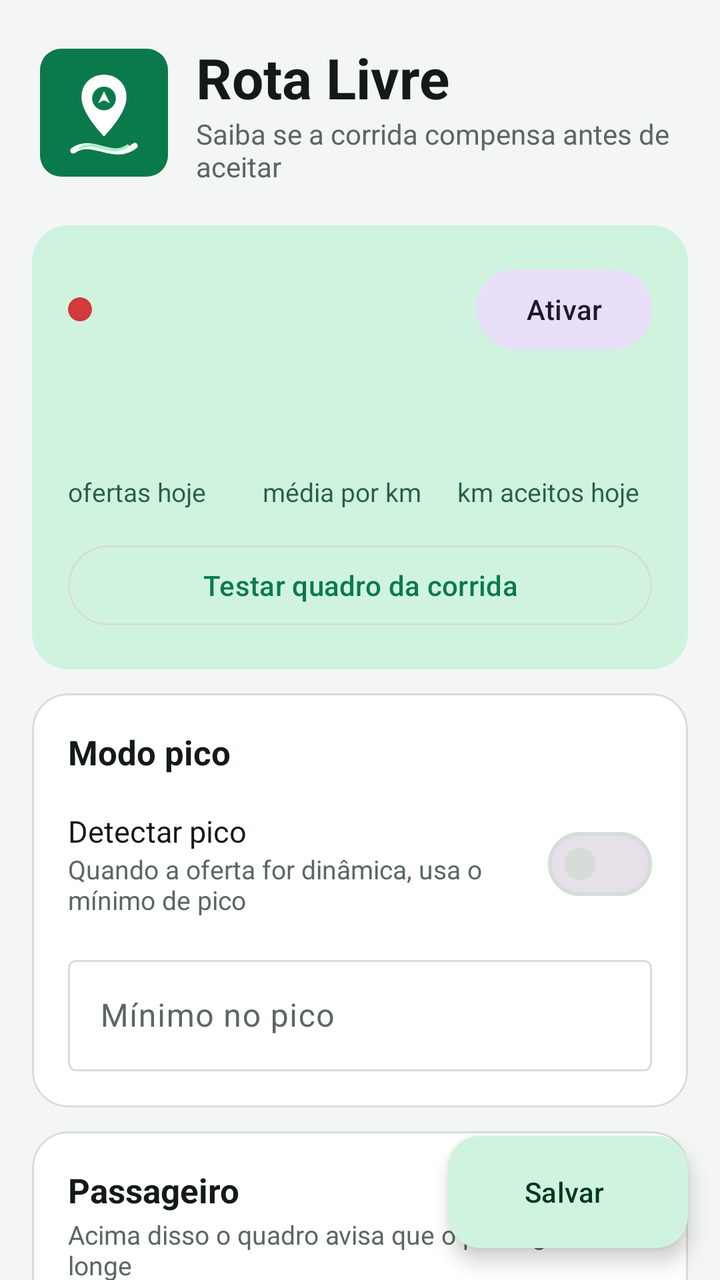
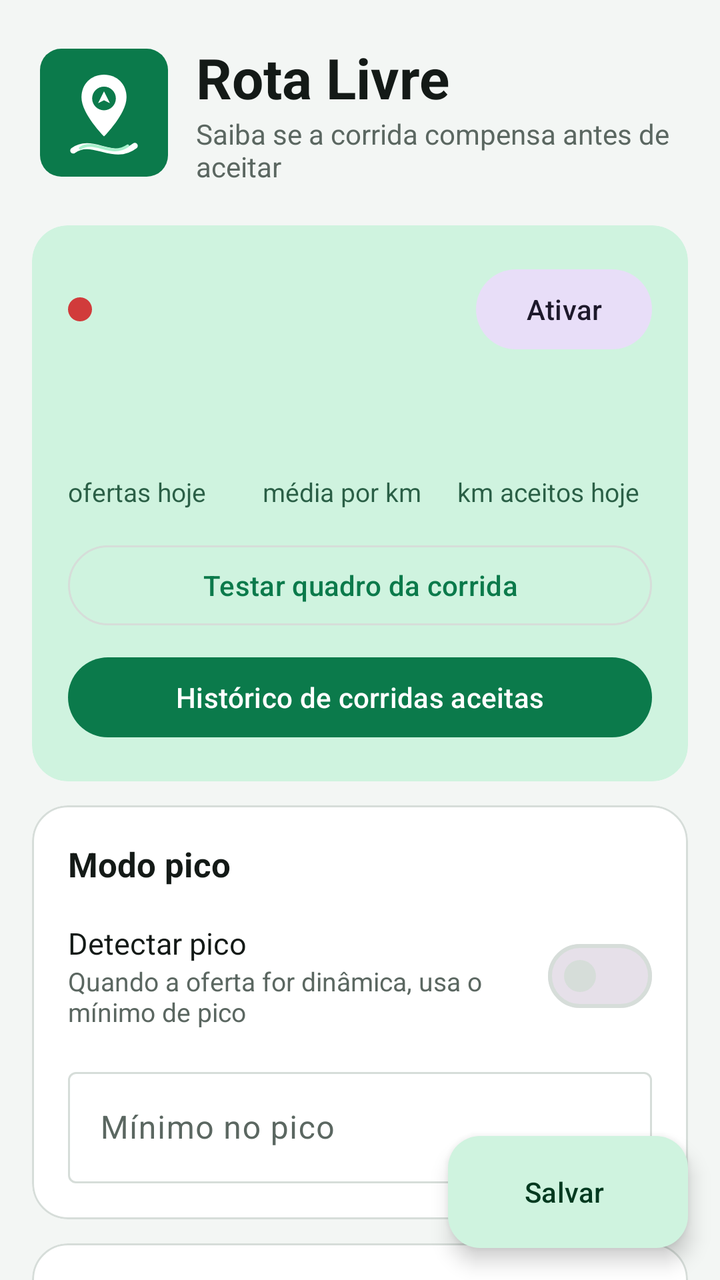

Before-and-after screenshots of an Android layout around one commit, followed by the original layout XML and the change that was made.
<!-- AndroidManifest.xml: application theme Theme.RotaLivre -->
<!-- res/layout/activity_main.xml -->
<?xml version="1.0" encoding="utf-8"?>
<androidx.coordinatorlayout.widget.CoordinatorLayout xmlns:android="http://schemas.android.com/apk/res/android"
    xmlns:app="http://schemas.android.com/apk/res-auto"
    android:layout_width="match_parent" android:layout_height="match_parent" android:background="@color/app_bg">

    <androidx.core.widget.NestedScrollView android:layout_width="match_parent" android:layout_height="match_parent"
        android:fillViewport="true" android:clipToPadding="false" android:paddingBottom="96dp">
        <LinearLayout android:layout_width="match_parent" android:layout_height="wrap_content"
            android:orientation="vertical" android:paddingStart="16dp" android:paddingEnd="16dp" android:paddingTop="8dp">

<LinearLayout android:layout_width="match_parent" android:layout_height="wrap_content" android:orientation="horizontal" android:gravity="center_vertical" android:paddingTop="12dp" android:paddingBottom="20dp" android:paddingStart="4dp">
    <ImageView android:layout_width="64dp" android:layout_height="64dp" android:src="@drawable/logo" android:contentDescription="Logo Rota Livre" />
    <LinearLayout android:layout_width="0dp" android:layout_weight="1" android:layout_height="wrap_content" android:orientation="vertical" android:layout_marginStart="14dp">
        <TextView android:layout_width="wrap_content" android:layout_height="wrap_content" android:text="Rota Livre" android:textSize="28sp" android:textStyle="bold" android:textColor="@color/on_surface" />
        <TextView style="@style/Hint" android:layout_width="wrap_content" android:layout_height="wrap_content" android:text="Saiba se a corrida compensa antes de aceitar" android:textSize="14sp" />
    </LinearLayout>
</LinearLayout>
<com.google.android.material.card.MaterialCardView style="@style/Card"
    android:layout_width="match_parent" android:layout_height="wrap_content" android:layout_marginBottom="12dp"
    app:cardBackgroundColor="@color/brand_container" app:strokeWidth="0dp">
    <LinearLayout android:layout_width="match_parent" android:layout_height="wrap_content" android:orientation="vertical" android:padding="18dp">
        <LinearLayout android:layout_width="match_parent" android:layout_height="wrap_content" android:orientation="horizontal" android:gravity="center_vertical">
            <View android:id="@+id/dot" android:layout_width="12dp" android:layout_height="12dp" android:background="@drawable/dot" />
            <LinearLayout android:layout_width="0dp" android:layout_weight="1" android:layout_height="wrap_content" android:orientation="vertical" android:layout_marginStart="12dp">
                <TextView android:id="@+id/tvStatusTitle" android:layout_width="wrap_content" android:layout_height="wrap_content" android:textSize="16sp" android:textStyle="bold" android:textColor="@color/on_brand_container" />
                <TextView android:id="@+id/tvStatusSub" android:layout_width="wrap_content" android:layout_height="wrap_content" android:textSize="13sp" android:textColor="@color/on_brand_container" android:alpha="0.8" />
            </LinearLayout>
            <com.google.android.material.button.MaterialButton android:id="@+id/btnAccess" style="@style/Widget.Material3.Button.TonalButton"
                android:layout_width="wrap_content" android:layout_height="wrap_content" android:text="Ativar" />
        </LinearLayout>
        <LinearLayout android:layout_width="match_parent" android:layout_height="wrap_content" android:orientation="horizontal" android:layout_marginTop="18dp">
            <LinearLayout android:layout_width="0dp" android:layout_weight="1" android:layout_height="wrap_content" android:orientation="vertical">
                <TextView android:id="@+id/tvCount" android:layout_width="wrap_content" android:layout_height="wrap_content" android:textSize="30sp" android:textStyle="bold" android:textColor="@color/on_brand_container" />
                <TextView android:layout_width="wrap_content" android:layout_height="wrap_content" android:text="ofertas hoje" android:textSize="13sp" android:textColor="@color/on_brand_container" android:alpha="0.8" />
            </LinearLayout>
            <LinearLayout android:layout_width="0dp" android:layout_weight="1" android:layout_height="wrap_content" android:orientation="vertical">
                <TextView android:id="@+id/tvAvg" android:layout_width="wrap_content" android:layout_height="wrap_content" android:textSize="30sp" android:textStyle="bold" android:textColor="@color/on_brand_container" />
                <TextView android:layout_width="wrap_content" android:layout_height="wrap_content" android:text="média por km" android:textSize="13sp" android:textColor="@color/on_brand_container" android:alpha="0.8" />
            </LinearLayout>
            <LinearLayout android:layout_width="0dp" android:layout_weight="1" android:layout_height="wrap_content" android:orientation="vertical">
                <TextView android:id="@+id/tvKm" android:layout_width="wrap_content" android:layout_height="wrap_content" android:textSize="30sp" android:textStyle="bold" android:textColor="@color/on_brand_container" />
                <TextView android:layout_width="wrap_content" android:layout_height="wrap_content" android:text="km aceitos hoje" android:textSize="13sp" android:textColor="@color/on_brand_container" android:alpha="0.8" />
            </LinearLayout>
        </LinearLayout>
        <com.google.android.material.button.MaterialButton android:id="@+id/btnTest" style="@style/Widget.Material3.Button.OutlinedButton"
            android:layout_width="match_parent" android:layout_height="wrap_content" android:layout_marginTop="14dp" android:text="Testar quadro da corrida" />    </LinearLayout>
</com.google.android.material.card.MaterialCardView>
<com.google.android.material.card.MaterialCardView style="@style/Card"
    android:layout_width="match_parent" android:layout_height="wrap_content" android:layout_marginBottom="12dp">
    <LinearLayout android:layout_width="match_parent" android:layout_height="wrap_content"
        android:orientation="vertical" android:padding="18dp">
        <TextView style="@style/SectionTitle" android:layout_width="match_parent" android:layout_height="wrap_content" android:text="Modo pico" />
        
        <LinearLayout android:layout_width="match_parent" android:layout_height="wrap_content" android:orientation="vertical" android:layout_marginTop="12dp">
<LinearLayout android:layout_width="match_parent" android:layout_height="wrap_content"
    android:orientation="horizontal" android:gravity="center_vertical" android:paddingTop="6dp" android:paddingBottom="6dp">
    <LinearLayout android:layout_width="0dp" android:layout_weight="1" android:layout_height="wrap_content" android:orientation="vertical">
        <TextView android:layout_width="wrap_content" android:layout_height="wrap_content" android:text="Detectar pico" android:textSize="15sp" android:textColor="@color/on_surface" />
        <TextView style="@style/Hint" android:layout_width="wrap_content" android:layout_height="wrap_content" android:text="Quando a oferta for dinâmica, usa o mínimo de pico" />
    </LinearLayout>
    <com.google.android.material.materialswitch.MaterialSwitch android:id="@+id/swPicoOn" android:layout_width="wrap_content" android:layout_height="wrap_content" />
</LinearLayout><Space android:layout_width="match_parent" android:layout_height="10dp" /><com.google.android.material.textfield.TextInputLayout
    style="@style/Widget.Material3.TextInputLayout.OutlinedBox"
    android:layout_width="match_parent" android:layout_height="wrap_content" android:hint="Mínimo no pico" app:suffixText="R$/km">
    <com.google.android.material.textfield.TextInputEditText android:id="@+id/etPicoMin"
        android:layout_width="match_parent" android:layout_height="wrap_content"
        android:inputType="numberDecimal" android:gravity="center_vertical" android:maxLines="1" />
</com.google.android.material.textfield.TextInputLayout>
        </LinearLayout>
    </LinearLayout>
</com.google.android.material.card.MaterialCardView>
<com.google.android.material.card.MaterialCardView style="@style/Card"
    android:layout_width="match_parent" android:layout_height="wrap_content" android:layout_marginBottom="12dp">
    <LinearLayout android:layout_width="match_parent" android:layout_height="wrap_content"
        android:orientation="vertical" android:padding="18dp">
        <TextView style="@style/SectionTitle" android:layout_width="match_parent" android:layout_height="wrap_content" android:text="Passageiro" />
        <TextView style="@style/Hint" android:layout_width="match_parent" android:layout_height="wrap_content" android:layout_marginTop="2dp" android:text="Acima disso o quadro avisa que o passageiro está longe" />
        <LinearLayout android:layout_width="match_parent" android:layout_height="wrap_content" android:orientation="vertical" android:layout_marginTop="12dp">
<com.google.android.material.textfield.TextInputLayout
    style="@style/Widget.Material3.TextInputLayout.OutlinedBox"
    android:layout_width="match_parent" android:layout_height="wrap_content" android:hint="Distância máxima até o passageiro" app:suffixText="km">
    <com.google.android.material.textfield.TextInputEditText android:id="@+id/etMaxPickup"
        android:layout_width="match_parent" android:layout_height="wrap_content"
        android:inputType="numberDecimal" android:gravity="center_vertical" android:maxLines="1" />
</com.google.android.material.textfield.TextInputLayout>
        </LinearLayout>
    </LinearLayout>
</com.google.android.material.card.MaterialCardView>
<com.google.android.material.card.MaterialCardView style="@style/Card"
    android:layout_width="match_parent" android:layout_height="wrap_content" android:layout_marginBottom="12dp">
    <LinearLayout android:layout_width="match_parent" android:layout_height="wrap_content"
        android:orientation="vertical" android:padding="18dp">
        <TextView style="@style/SectionTitle" android:layout_width="match_parent" android:layout_height="wrap_content" android:text="Apps de delivery" />
        <TextView style="@style/Hint" android:layout_width="match_parent" android:layout_height="wrap_content" android:layout_marginTop="2dp" android:text="Regras separadas das corridas de passageiro" />
        <LinearLayout android:layout_width="match_parent" android:layout_height="wrap_content" android:orientation="vertical" android:layout_marginTop="12dp">
<LinearLayout android:layout_width="match_parent" android:layout_height="wrap_content"
    android:orientation="horizontal" android:gravity="center_vertical" android:paddingTop="6dp" android:paddingBottom="6dp">
    <LinearLayout android:layout_width="0dp" android:layout_weight="1" android:layout_height="wrap_content" android:orientation="vertical">
        <TextView android:layout_width="wrap_content" android:layout_height="wrap_content" android:text="Ler ofertas de delivery" android:textSize="15sp" android:textColor="@color/on_surface" />
        <TextView style="@style/Hint" android:layout_width="wrap_content" android:layout_height="wrap_content" android:text="iFood, Loggi, Shopee Entregador" />
    </LinearLayout>
    <com.google.android.material.materialswitch.MaterialSwitch android:id="@+id/swDelivery" android:layout_width="wrap_content" android:layout_height="wrap_content" />
</LinearLayout><Space android:layout_width="match_parent" android:layout_height="10dp" /><com.google.android.material.textfield.TextInputLayout
    style="@style/Widget.Material3.TextInputLayout.OutlinedBox"
    android:layout_width="match_parent" android:layout_height="wrap_content" android:hint="Mínimo por entrega" app:suffixText="R$/km">
    <com.google.android.material.textfield.TextInputEditText android:id="@+id/etDeliveryMin"
        android:layout_width="match_parent" android:layout_height="wrap_content"
        android:inputType="numberDecimal" android:gravity="center_vertical" android:maxLines="1" />
</com.google.android.material.textfield.TextInputLayout><Space android:layout_width="match_parent" android:layout_height="10dp" /><com.google.android.material.textfield.TextInputLayout
    style="@style/Widget.Material3.TextInputLayout.OutlinedBox"
    android:layout_width="match_parent" android:layout_height="wrap_content" android:hint="Distância máxima até a coleta" app:suffixText="km">
    <com.google.android.material.textfield.TextInputEditText android:id="@+id/etDeliveryMaxPickup"
        android:layout_width="match_parent" android:layout_height="wrap_content"
        android:inputType="numberDecimal" android:gravity="center_vertical" android:maxLines="1" />
</com.google.android.material.textfield.TextInputLayout>
        </LinearLayout>
    </LinearLayout>
</com.google.android.material.card.MaterialCardView>
<com.google.android.material.card.MaterialCardView style="@style/Card"
    android:layout_width="match_parent" android:layout_height="wrap_content" android:layout_marginBottom="12dp">
    <LinearLayout android:layout_width="match_parent" android:layout_height="wrap_content"
        android:orientation="vertical" android:padding="18dp">
        <TextView style="@style/SectionTitle" android:layout_width="match_parent" android:layout_height="wrap_content" android:text="Mínimo por dia" />
        <TextView style="@style/Hint" android:layout_width="match_parent" android:layout_height="wrap_content" android:layout_marginTop="2dp" android:text="Escolha o dia da semana e informe o mínimo em R$ por km" />
        <LinearLayout android:layout_width="match_parent" android:layout_height="wrap_content" android:orientation="vertical" android:layout_marginTop="12dp">
<HorizontalScrollView android:layout_width="match_parent" android:layout_height="wrap_content" android:scrollbars="none">
        <com.google.android.material.chip.ChipGroup android:id="@+id/chipDays" android:layout_width="wrap_content" android:layout_height="wrap_content"
            app:singleSelection="true" app:selectionRequired="true" app:singleLine="true" />
    </HorizontalScrollView><Space android:layout_width="match_parent" android:layout_height="10dp" /><com.google.android.material.textfield.TextInputLayout
    style="@style/Widget.Material3.TextInputLayout.OutlinedBox"
    android:layout_width="match_parent" android:layout_height="wrap_content" android:hint="Mínimo do dia escolhido" app:suffixText="R$/km">
    <com.google.android.material.textfield.TextInputEditText android:id="@+id/etP0"
        android:layout_width="match_parent" android:layout_height="wrap_content"
        android:inputType="numberDecimal" android:gravity="center_vertical" android:maxLines="1" />
</com.google.android.material.textfield.TextInputLayout><Space android:layout_width="match_parent" android:layout_height="10dp" /><com.google.android.material.button.MaterialButton android:id="@+id/btnApplyAll" style="@style/Widget.Material3.Button.TextButton"
        android:layout_width="wrap_content" android:layout_height="wrap_content" android:text="Aplicar a todos os dias" />
        </LinearLayout>
    </LinearLayout>
</com.google.android.material.card.MaterialCardView>
<com.google.android.material.card.MaterialCardView style="@style/Card"
    android:layout_width="match_parent" android:layout_height="wrap_content" android:layout_marginBottom="12dp">
    <LinearLayout android:layout_width="match_parent" android:layout_height="wrap_content"
        android:orientation="vertical" android:padding="18dp">
        <TextView style="@style/SectionTitle" android:layout_width="match_parent" android:layout_height="wrap_content" android:text="Custos do carro" />
        <TextView style="@style/Hint" android:layout_width="match_parent" android:layout_height="wrap_content" android:layout_marginTop="2dp" android:text="Opcional. Deixe em branco para não calcular o lucro" />
        <LinearLayout android:layout_width="match_parent" android:layout_height="wrap_content" android:orientation="vertical" android:layout_marginTop="12dp">
<com.google.android.material.textfield.TextInputLayout android:id="@+id/tilFuel"
        style="@style/Widget.Material3.TextInputLayout.OutlinedBox.ExposedDropdownMenu"
        android:layout_width="match_parent" android:layout_height="wrap_content" android:hint="Combustível">
        <com.google.android.material.textfield.MaterialAutoCompleteTextView android:id="@+id/ddFuel"
            android:layout_width="match_parent" android:layout_height="wrap_content" android:inputType="none" />
    </com.google.android.material.textfield.TextInputLayout><Space android:layout_width="match_parent" android:layout_height="10dp" /><com.google.android.material.textfield.TextInputLayout
    style="@style/Widget.Material3.TextInputLayout.OutlinedBox"
    android:layout_width="match_parent" android:layout_height="wrap_content" android:hint="Preço do combustível" app:suffixText="R$/L">
    <com.google.android.material.textfield.TextInputEditText android:id="@+id/etFuelPrice"
        android:layout_width="match_parent" android:layout_height="wrap_content"
        android:inputType="numberDecimal" android:gravity="center_vertical" android:maxLines="1" />
</com.google.android.material.textfield.TextInputLayout><Space android:layout_width="match_parent" android:layout_height="10dp" /><com.google.android.material.textfield.TextInputLayout
    style="@style/Widget.Material3.TextInputLayout.OutlinedBox"
    android:layout_width="match_parent" android:layout_height="wrap_content" android:hint="Consumo" app:suffixText="km/L">
    <com.google.android.material.textfield.TextInputEditText android:id="@+id/etKmUnit"
        android:layout_width="match_parent" android:layout_height="wrap_content"
        android:inputType="numberDecimal" android:gravity="center_vertical" android:maxLines="1" />
</com.google.android.material.textfield.TextInputLayout><Space android:layout_width="match_parent" android:layout_height="10dp" /><com.google.android.material.textfield.TextInputLayout
    style="@style/Widget.Material3.TextInputLayout.OutlinedBox"
    android:layout_width="match_parent" android:layout_height="wrap_content" android:hint="Manutenção (pneu, óleo...)" app:suffixText="R$/km">
    <com.google.android.material.textfield.TextInputEditText android:id="@+id/etMaint"
        android:layout_width="match_parent" android:layout_height="wrap_content"
        android:inputType="numberDecimal" android:gravity="center_vertical" android:maxLines="1" />
</com.google.android.material.textfield.TextInputLayout><Space android:layout_width="match_parent" android:layout_height="10dp" /><TextView android:id="@+id/tvCostKm" style="@style/Hint" android:layout_width="match_parent" android:layout_height="wrap_content" android:textStyle="bold" />
        </LinearLayout>
    </LinearLayout>
</com.google.android.material.card.MaterialCardView>
<com.google.android.material.card.MaterialCardView style="@style/Card"
    android:layout_width="match_parent" android:layout_height="wrap_content" android:layout_marginBottom="12dp">
    <LinearLayout android:layout_width="match_parent" android:layout_height="wrap_content"
        android:orientation="vertical" android:padding="18dp">
        <TextView style="@style/SectionTitle" android:layout_width="match_parent" android:layout_height="wrap_content" android:text="Quadro da corrida" />
        
        <LinearLayout android:layout_width="match_parent" android:layout_height="wrap_content" android:orientation="vertical" android:layout_marginTop="12dp">
<TextView android:id="@+id/tvSizeLabel" android:layout_width="match_parent" android:layout_height="wrap_content" android:textSize="15sp" android:textStyle="bold" android:textColor="@color/on_surface" />
    <com.google.android.material.slider.Slider android:id="@+id/sliderSize" android:layout_width="match_parent" android:layout_height="wrap_content"
        android:valueFrom="80" android:valueTo="180" android:stepSize="10" android:value="120" />
    <com.google.android.material.button.MaterialButton android:id="@+id/btnPreview" style="@style/Widget.Material3.Button.TonalButton"
        android:layout_width="match_parent" android:layout_height="wrap_content" android:text="Ver exemplo neste tamanho" /><Space android:layout_width="match_parent" android:layout_height="10dp" /><TextView style="@style/SectionTitle" android:layout_width="match_parent" android:layout_height="wrap_content" android:textSize="15sp" android:text="O que mostrar" /><LinearLayout android:layout_width="match_parent" android:layout_height="wrap_content"
    android:orientation="horizontal" android:gravity="center_vertical" android:paddingTop="6dp" android:paddingBottom="6dp">
    <LinearLayout android:layout_width="0dp" android:layout_weight="1" android:layout_height="wrap_content" android:orientation="vertical">
        <TextView android:layout_width="wrap_content" android:layout_height="wrap_content" android:text="Distância até o passageiro" android:textSize="15sp" android:textColor="@color/on_surface" />
    </LinearLayout>
    <com.google.android.material.materialswitch.MaterialSwitch android:id="@+id/swPickup" android:layout_width="wrap_content" android:layout_height="wrap_content" />
</LinearLayout><LinearLayout android:layout_width="match_parent" android:layout_height="wrap_content"
    android:orientation="horizontal" android:gravity="center_vertical" android:paddingTop="6dp" android:paddingBottom="6dp">
    <LinearLayout android:layout_width="0dp" android:layout_weight="1" android:layout_height="wrap_content" android:orientation="vertical">
        <TextView android:layout_width="wrap_content" android:layout_height="wrap_content" android:text="Valor por km" android:textSize="15sp" android:textColor="@color/on_surface" />
    </LinearLayout>
    <com.google.android.material.materialswitch.MaterialSwitch android:id="@+id/swPerKm" android:layout_width="wrap_content" android:layout_height="wrap_content" />
</LinearLayout><LinearLayout android:layout_width="match_parent" android:layout_height="wrap_content"
    android:orientation="horizontal" android:gravity="center_vertical" android:paddingTop="6dp" android:paddingBottom="6dp">
    <LinearLayout android:layout_width="0dp" android:layout_weight="1" android:layout_height="wrap_content" android:orientation="vertical">
        <TextView android:layout_width="wrap_content" android:layout_height="wrap_content" android:text="Valor por hora" android:textSize="15sp" android:textColor="@color/on_surface" />
    </LinearLayout>
    <com.google.android.material.materialswitch.MaterialSwitch android:id="@+id/swPerHour" android:layout_width="wrap_content" android:layout_height="wrap_content" />
</LinearLayout><LinearLayout android:layout_width="match_parent" android:layout_height="wrap_content"
    android:orientation="horizontal" android:gravity="center_vertical" android:paddingTop="6dp" android:paddingBottom="6dp">
    <LinearLayout android:layout_width="0dp" android:layout_weight="1" android:layout_height="wrap_content" android:orientation="vertical">
        <TextView android:layout_width="wrap_content" android:layout_height="wrap_content" android:text="Lucro da corrida" android:textSize="15sp" android:textColor="@color/on_surface" />
        <TextView style="@style/Hint" android:layout_width="wrap_content" android:layout_height="wrap_content" android:text="Descontando combustível e manutenção" />
    </LinearLayout>
    <com.google.android.material.materialswitch.MaterialSwitch android:id="@+id/swProfit" android:layout_width="wrap_content" android:layout_height="wrap_content" />
</LinearLayout><LinearLayout android:layout_width="match_parent" android:layout_height="wrap_content"
    android:orientation="horizontal" android:gravity="center_vertical" android:paddingTop="6dp" android:paddingBottom="6dp">
    <LinearLayout android:layout_width="0dp" android:layout_weight="1" android:layout_height="wrap_content" android:orientation="vertical">
        <TextView android:layout_width="wrap_content" android:layout_height="wrap_content" android:text="Resumo do dia" android:textSize="15sp" android:textColor="@color/on_surface" />
    </LinearLayout>
    <com.google.android.material.materialswitch.MaterialSwitch android:id="@+id/swSummary" android:layout_width="wrap_content" android:layout_height="wrap_content" />
</LinearLayout>
        </LinearLayout>
    </LinearLayout>
</com.google.android.material.card.MaterialCardView>
<com.google.android.material.card.MaterialCardView style="@style/Card"
    android:layout_width="match_parent" android:layout_height="wrap_content" android:layout_marginBottom="12dp">
    <LinearLayout android:layout_width="match_parent" android:layout_height="wrap_content"
        android:orientation="vertical" android:padding="18dp">
        <TextView style="@style/SectionTitle" android:layout_width="match_parent" android:layout_height="wrap_content" android:text="Apoie o desenvolvedor" />
        <TextView style="@style/Hint" android:layout_width="match_parent" android:layout_height="wrap_content" android:layout_marginTop="2dp" android:text="O app é e continua gratuito. Se ele ajuda você, um Pix de qualquer valor é bem-vindo" />
        <LinearLayout android:layout_width="match_parent" android:layout_height="wrap_content" android:orientation="vertical" android:layout_marginTop="12dp">
<LinearLayout android:id="@+id/supportBox" android:layout_width="match_parent" android:layout_height="wrap_content" android:orientation="vertical" />
    <LinearLayout android:layout_width="match_parent" android:layout_height="wrap_content" android:orientation="horizontal" android:layout_marginTop="12dp">
        <com.google.android.material.button.MaterialButton android:id="@+id/btnCopyCode" style="@style/Widget.Material3.Button.TonalButton"
            android:layout_width="0dp" android:layout_weight="1" android:layout_height="wrap_content" android:text="Pix copia e cola" />
        <Space android:layout_width="8dp" android:layout_height="0dp" />
        <com.google.android.material.button.MaterialButton android:id="@+id/btnCopyKey" style="@style/Widget.Material3.Button.OutlinedButton"
            android:layout_width="0dp" android:layout_weight="1" android:layout_height="wrap_content" android:text="Chave Pix" />
    </LinearLayout>
        </LinearLayout>
    </LinearLayout>
</com.google.android.material.card.MaterialCardView>
<TextView android:id="@+id/tvAbout" android:layout_width="match_parent" android:layout_height="wrap_content" android:gravity="center"
    android:padding="16dp" android:textSize="12sp" android:textColor="@color/on_surface_muted"
    android:text="Rota Livre · gratuito e de distribuição livre&#10;Criado por André Luiz&#10;Só mostra informações: não aceita nem recusa corridas." />
<TextView android:id="@+id/tvGuia" android:layout_width="match_parent" android:layout_height="wrap_content"
    android:paddingStart="16dp" android:paddingEnd="16dp" android:paddingBottom="16dp" android:textSize="12sp" android:textColor="@color/on_surface_muted"
    android:text="COMO FUNCIONA&#10;O Rota Livre lê a oferta que aparece na Uber ou na 99 e mostra um quadro com quanto você ganha por km e por hora, para ajudar você a decidir. Ele só mostra informações.&#10;&#10;COMO BAIXAR&#10;Acesse andreluizs.com.br, abra a aba Apps no cabeçalho, baixe o aplicativo e instale no celular. Se o Google Play Protect avisar que bloqueou, toque em Entendi, abra a Play Store > seu perfil > Play Protect > engrenagem e desligue &quot;Verificar apps&quot; só durante a instalação. Depois ligue de novo.&#10;&#10;COMO CONFIGURAR&#10;1. Toque em Ativar e siga o aviso que aparece.&#10;2. Se aparecer &quot;Acesso negado ao app&quot;: Configurações > Apps > Rota Livre > 3 pontinhos > Permitir configurações restritas.&#10;3. Ligue o Rota Livre em Acessibilidade.&#10;4. Ajuste seus custos e metas aqui, toque em Salvar, abra a Uber ou a 99 e fique online." />
<TextView android:id="@+id/tvSite" android:layout_width="match_parent" android:layout_height="wrap_content" android:gravity="center"
    android:paddingStart="16dp" android:paddingEnd="16dp" android:paddingBottom="16dp" android:textSize="12sp" android:textColor="@color/on_surface_muted"
    android:text="Baixe e atualize o app em andreluizs.com.br (toque aqui)&#10;Como baixar: acesse o site, abra a aba Apps no cabeçalho, baixe o aplicativo, instale no celular e abra." />
<TextView android:id="@+id/tvContact" android:layout_width="match_parent" android:layout_height="wrap_content" android:gravity="center"
    android:paddingStart="16dp" android:paddingEnd="16dp" android:paddingBottom="24dp" android:textSize="12sp" android:textColor="@color/on_surface_muted"
    android:text="Tem uma sugestão de melhoria ou quer contar o que está acontecendo com o app? Mande um e-mail: contato@andreluizs.com.br" />
        </LinearLayout>
    </androidx.core.widget.NestedScrollView>

    <com.google.android.material.floatingactionbutton.ExtendedFloatingActionButton android:id="@+id/fabSave"
        android:layout_width="wrap_content" android:layout_height="wrap_content"
        android:layout_gravity="bottom|end" android:layout_margin="16dp" android:text="Salvar" />
</androidx.coordinatorlayout.widget.CoordinatorLayout>
<!-- resources referenced by this layout -->
<resources>
  <color name="app_bg">#F3F6F4</color>
  <color name="brand_container">#CFF3DF</color>
  <color name="on_brand_container">#00391F</color>
  <color name="on_surface">#141A17</color>
  <color name="on_surface_muted">#5B6761</color>
  <!-- drawable dot (drawable) -->
  <?xml version="1.0" encoding="utf-8"?>
  <shape xmlns:android="http://schemas.android.com/apk/res/android" android:shape="oval">
      <solid android:color="@color/bad" />
      <size android:width="12dp" android:height="12dp" />
  </shape>
  <!-- drawable logo (drawable) -->
  <?xml version="1.0" encoding="utf-8"?>
  <layer-list xmlns:android="http://schemas.android.com/apk/res/android">
      <item>
          <shape android:shape="rectangle">
              <solid android:color="#0B7A4B" />
              <corners android:radius="18dp" />
          </shape>
      </item>
      <item android:drawable="@drawable/ic_launcher_foreground" />
  </layer-list>
  <style name="Card" parent="Widget.Material3.CardView.Outlined">
          <item name="cardBackgroundColor">@color/surface</item>
          <item name="strokeColor">@color/outline</item>
          <item name="strokeWidth">1dp</item>
          <item name="cardCornerRadius">18dp</item>
          <item name="cardElevation">0dp</item>
      </style>
  <style name="Hint">
          <item name="android:textSize">13sp</item>
          <item name="android:textColor">@color/on_surface_muted</item>
      </style>
  <style name="SectionTitle">
          <item name="android:textSize">17sp</item>
          <item name="android:textStyle">bold</item>
          <item name="android:textColor">@color/on_surface</item>
      </style>
  <color name="bad">#D13B3B</color>
  <!-- drawable ic_launcher_foreground (drawable) -->
  <?xml version="1.0" encoding="utf-8"?>
  <vector xmlns:android="http://schemas.android.com/apk/res/android"
      android:width="108dp" android:height="108dp" android:viewportWidth="108" android:viewportHeight="108">
      
      <path android:strokeColor="#FFFFFF" android:strokeWidth="5" android:strokeLineCap="round"
          android:pathData="M28,86 C44,74 62,96 80,82" />
      <path android:strokeColor="#A8F0CC" android:strokeWidth="2.4" android:strokeLineCap="round"
          android:pathData="M34,84 C46,76 60,92 74,82" />
      
      <path android:fillColor="#FFFFFF"
          android:pathData="M54,22 C43,22 35,30 35,41 C35,55 54,74 54,74 C54,74 73,55 73,41 C73,30 65,22 54,22 Z" />
      <path android:fillColor="#0B7A4B"
          android:pathData="M54,32 C48.5,32 44,36.5 44,42 C44,47.5 48.5,52 54,52 C59.5,52 64,47.5 64,42 C64,36.5 59.5,32 54,32 Z" />
      
      <path android:fillColor="#FFFFFF"
          android:pathData="M54,36 L59,46 L54,43.5 L49,46 Z" />
  </vector>
  <color name="surface">#FFFFFF</color>
  <color name="outline">#D6DDD9</color>
  <color name="brand">#0B7A4B</color>
  <color name="on_brand">#FFFFFF</color>
  <color name="surface_variant">#E8EEEA</color>
  <style name="Shape.Rounded" parent="ShapeAppearance.Material3.MediumComponent">
          <item name="cornerFamily">rounded</item>
          <item name="cornerSize">14dp</item>
      </style>
  <!-- unchanged entries left out for length: 1 -->
</resources>

<!-- the commit's change to res/layout/activity_main.xml (unified diff, before → after) -->
@@ -43,7 +43,10 @@
             </LinearLayout>
         </LinearLayout>
         <com.google.android.material.button.MaterialButton android:id="@+id/btnTest" style="@style/Widget.Material3.Button.OutlinedButton"
-            android:layout_width="match_parent" android:layout_height="wrap_content" android:layout_marginTop="14dp" android:text="Testar quadro da corrida" />    </LinearLayout>
+            android:layout_width="match_parent" android:layout_height="wrap_content" android:layout_marginTop="14dp" android:text="Testar quadro da corrida" />
+        <com.google.android.material.button.MaterialButton android:id="@+id/btnHistory"
+            android:layout_width="match_parent" android:layout_height="wrap_content" android:layout_marginTop="8dp" android:text="Histórico de corridas aceitas" />
+    </LinearLayout>
 </com.google.android.material.card.MaterialCardView>
 <com.google.android.material.card.MaterialCardView style="@style/Card"
     android:layout_width="match_parent" android:layout_height="wrap_content" android:layout_marginBottom="12dp">
